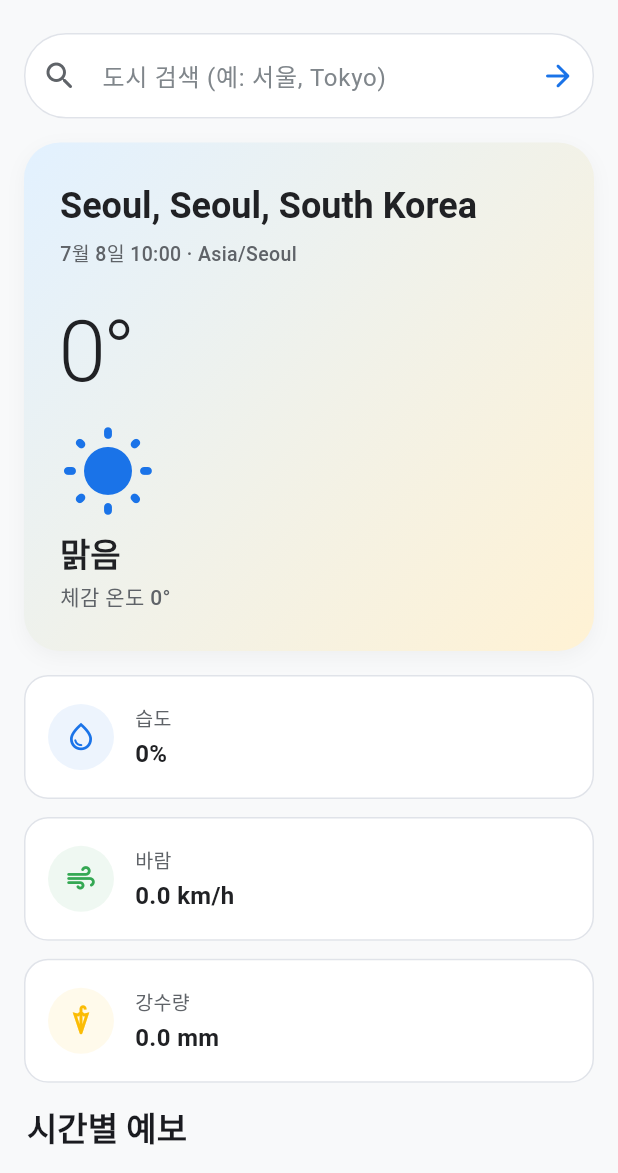
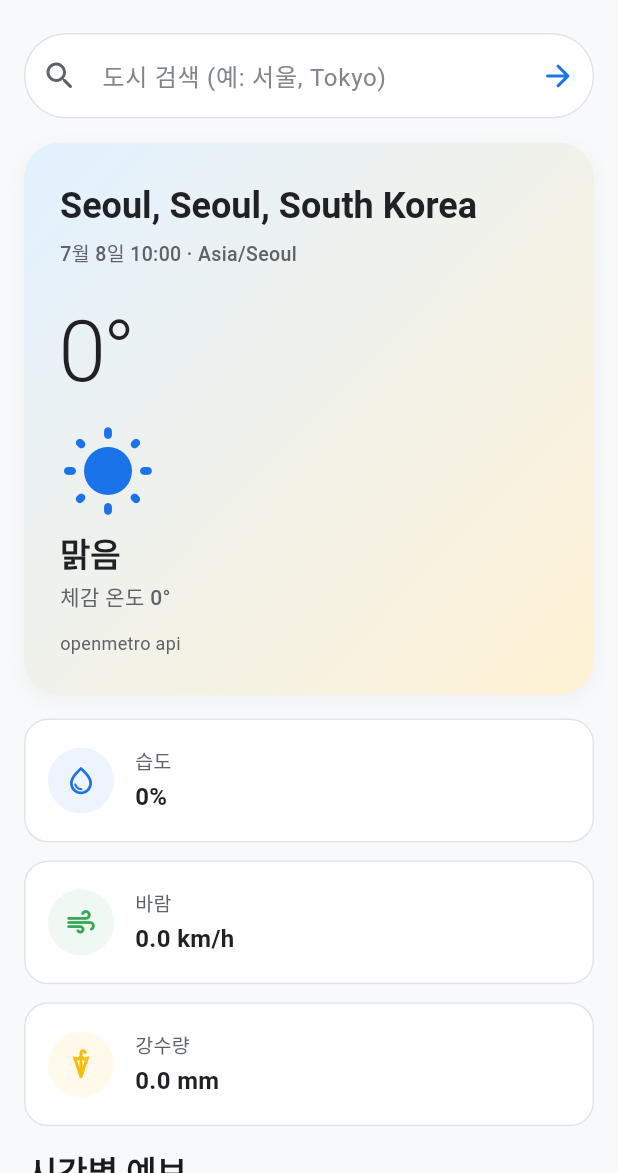
Before and after one commit to rftgy1029/Dart-Flutter, a Flutter app: the screen it shows after launch, on a phone screen of 412 x 824 dp, the part 63-1236 px from its top. Run offline on Flutter 3.47's test engine with Material 3 defaults, Android fonts, the phone set to English and light mode, and no system bars; our stand-ins replace shared_preferences; network calls fail.

Commit message:
edit api show

```diff
--- a/weatherapp/lib/screens/weather_home_page.dart
+++ b/weatherapp/lib/screens/weather_home_page.dart
@@ -383,6 +383,15 @@ class _CurrentWeatherPanel extends StatelessWidget {
                     temperature,
                     const SizedBox(height: 16),
                     details,
+                    const SizedBox(height: 12),
+                    Text(
+                      forecast.dataSource,
+                      style: TextStyle(
+                        color: secondaryTextColor,
+                        fontSize: 12,
+                        fontWeight: FontWeight.w400,
+                      ),
+                    ),
                   ],
                 )
               : Row(
@@ -399,6 +408,15 @@ class _CurrentWeatherPanel extends StatelessWidget {
                           ),
                           const SizedBox(height: 36),
                           temperature,
+                          const SizedBox(height: 8),
+                          Text(
+                            forecast.dataSource,
+                            style: TextStyle(
+                              color: secondaryTextColor,
+                              fontSize: 12,
+                              fontWeight: FontWeight.w400,
+                            ),
+                          ),
                         ],
                       ),
                     ),
```
